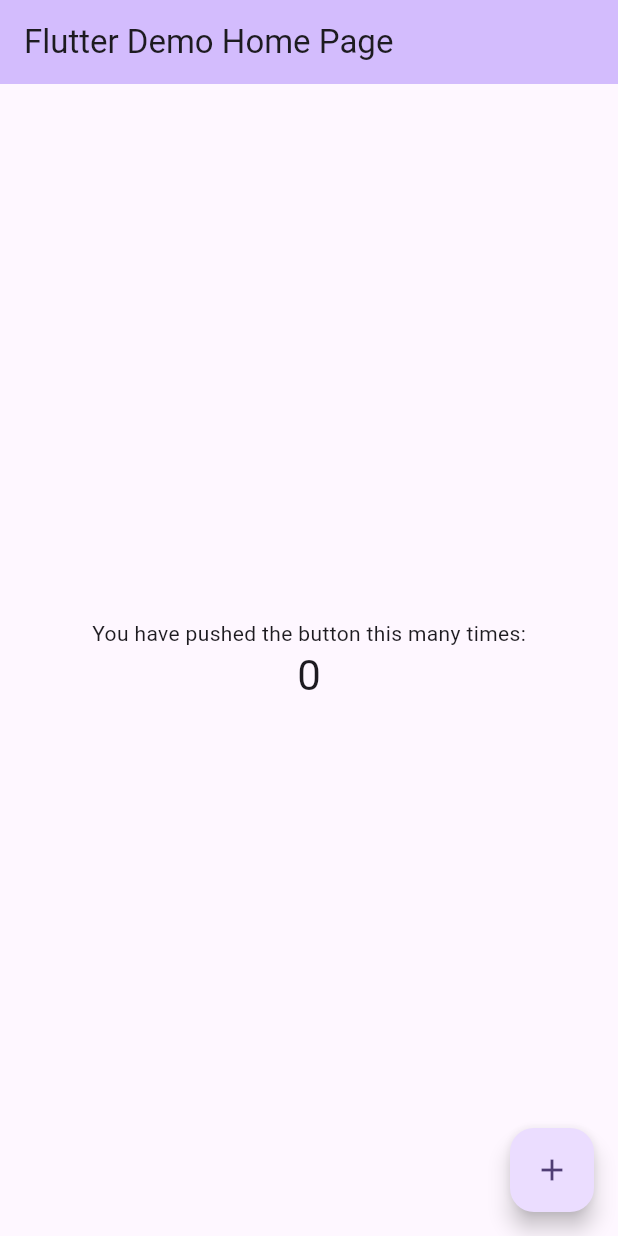
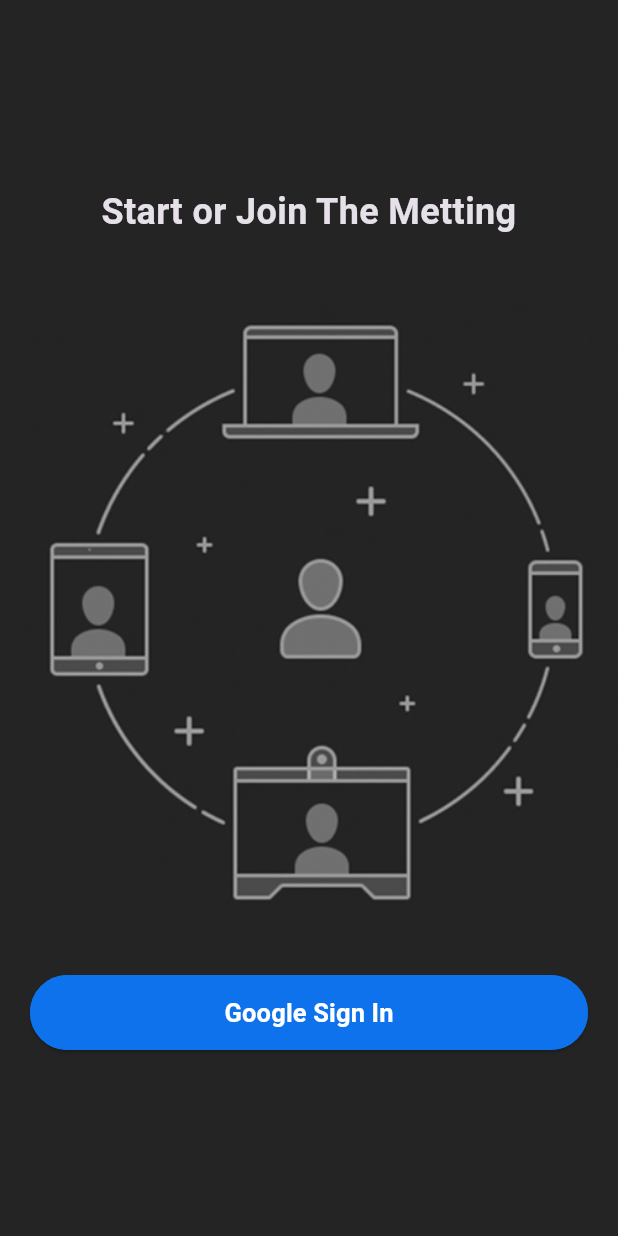
Before and after one commit to tejasthonge/Zoom-Clone-Flutter-Backend-Firebase, a Flutter app: the screen it shows after launch, on a phone screen of 412 x 824 dp. Run offline on Flutter 3.47's test engine with Material 3 defaults, Android fonts, the phone set to English and light mode, and no system bars; our stand-ins replace cloud_firestore, firebase_auth, firebase_core, google_sign_in; accounts and stored records are empty.

Commit message:
created setup of firebase for auth by using google signin and storing the profie data in database clode firestore also created mvc ar. and fibase set for both ios and android divice

```diff
--- a/zoom_clone/lib/main.dart
+++ b/zoom_clone/lib/main.dart
@@ -1,6 +1,15 @@
+import 'package:firebase_core/firebase_core.dart';
 import 'package:flutter/material.dart';
+import 'package:zoom_clone/firebase_options.dart';
+import 'package:zoom_clone/screen/home_screen.dart';
+import 'package:zoom_clone/screen/login_screen.dart';
+import 'package:zoom_clone/utils/constants/colors.dart';
 
-void main() {
+void main() async{
+  WidgetsFlutterBinding.ensureInitialized();
+  await Firebase.initializeApp(
+    options: DefaultFirebaseOptions.currentPlatform,
+  );
   runApp(const MyApp());
 }
 
@@ -11,115 +20,18 @@ class MyApp extends StatelessWidget {
   @override
   Widget build(BuildContext context) {
     return MaterialApp(
-      title: 'Flutter Demo',
-      theme: ThemeData(
-        // This is the theme of your application.
-        //
-        // TRY THIS: Try running your application with "flutter run". You'll see
-        // the application has a purple toolbar. Then, without quitting the app,
-        // try changing the seedColor in the colorScheme below to Colors.green
-        // and then invoke "hot reload" (save your changes or press the "hot
-        // reload" button in a Flutter-supported IDE, or press "r" if you used
-        // the command line to start the app).
-        //
-        // Notice that the counter didn't reset back to zero; the application
-        // state is not lost during the reload. To reset the state, use hot
-        // restart instead.
-        //
-        // This works for code too, not just values: Most code changes can be
-        // tested with just a hot reload.
-        colorScheme: ColorScheme.fromSeed(seedColor: Colors.deepPurple),
-        useMaterial3: true,
+      title: 'Zoom-clone',
+      debugShowCheckedModeBanner: false,
+      theme: ThemeData.dark().copyWith(
+        scaffoldBackgroundColor: backgroundColor
       ),
-      home: const MyHomePage(title: 'Flutter Demo Home Page'),
+      home:const LoginScreen(),
+
+      routes: {
+
+        '/login':(context) => const LoginScreen(),
+        '/home':(context) => const HomeScreen()
+      },
     );
   }
 }
-
-class MyHomePage extends StatefulWidget {
-  const MyHomePage({super.key, required this.title});
-
-  // This widget is the home page of your application. It is stateful, meaning
-  // that it has a State object (defined below) that contains fields that affect
-  // how it looks.
-
-  // This class is the configuration for the state. It holds the values (in this
-  // case the title) provided by the parent (in this case the App widget) and
-  // used by the build method of the State. Fields in a Widget subclass are
-  // always marked "final".
-
-  final String title;
-
-  @override
-  State<MyHomePage> createState() => _MyHomePageState();
-}
-
-class _MyHomePageState extends State<MyHomePage> {
-  int _counter = 0;
-
-  void _incrementCounter() {
-    setState(() {
-      // This call to setState tells the Flutter framework that something has
-      // changed in this State, which causes it to rerun the build method below
-      // so that the display can reflect the updated values. If we changed
-      // _counter without calling setState(), then the build method would not be
-      // called again, and so nothing would appear to happen.
-      _counter++;
-    });
-  }
-
-  @override
-  Widget build(BuildContext context) {
-    // This method is rerun every time setState is called, for instance as done
-    // by the _incrementCounter method above.
-    //
-    // The Flutter framework has been optimized to make rerunning build methods
-    // fast, so that you can just rebuild anything that needs updating rather
-    // than having to individually change instances of widgets.
-    return Scaffold(
-      appBar: AppBar(
-        // TRY THIS: Try changing the color here to a specific color (to
-        // Colors.amber, perhaps?) and trigger a hot reload to see the AppBar
-        // change color while the other colors stay the same.
-        backgroundColor: Theme.of(context).colorScheme.inversePrimary,
-        // Here we take the value from the MyHomePage object that was created by
-        // the App.build method, and use it to set our appbar title.
-        title: Text(widget.title),
-      ),
-      body: Center(
-        // Center is a layout widget. It takes a single child and positions it
-        // in the middle of the parent.
-        child: Column(
-          // Column is also a layout widget. It takes a list of children and
-          // arranges them vertically. By default, it sizes itself to fit its
-          // children horizontally, and tries to be as tall as its parent.
-          //
-          // Column has various properties to control how it sizes itself and
-          // how it positions its children. Here we use mainAxisAlignment to
-          // center the children vertically; the main axis here is the vertical
-          // axis because Columns are vertical (the cross axis would be
-          // horizontal).
-          //
-          // TRY THIS: Invoke "debug painting" (choose the "Toggle Debug Paint"
-          // action in the IDE, or press "p" in the console), to see the
-          // wireframe for each widget.
-          mainAxisAlignment: MainAxisAlignment.center,
-          children: <Widget>[
-            const Text(
-              'You have pushed the button this many times:',
-            ),
-            Text(
-              '$_counter',
-              style: Theme.of(context).textTheme.headlineMedium,
-            ),
-          ],
-        ),
-      ),
-      floatingActionButton: FloatingActionButton(
-        onPressed: _incrementCounter,
-        tooltip: 'Increment',
-        child: const Icon(Icons.add),
-      ), // This trailing comma makes auto-formatting nicer for build methods.
-    );
-  }
-}
--- /dev/null
+++ b/zoom_clone/lib/screen/login_screen.dart
@@ -0,0 +1,54 @@
+
+import 'package:flutter/material.dart';
+import 'package:zoom_clone/resources/auth_methods.dart';
+import 'package:zoom_clone/utils/constants/image.dart';
+import 'package:zoom_clone/widgets/custom_botton.dart';
+
+class LoginScreen extends StatefulWidget {
+  const LoginScreen({super.key});
+
+  @override
+  State<LoginScreen> createState() => _LoginScreenState();
+}
+
+class _LoginScreenState extends State<LoginScreen> {
+  final AuthMethods _authMethods = AuthMethods();
+  @override
+  Widget build(BuildContext context) {
+    return  Scaffold(
+
+      body: Column(
+        mainAxisAlignment: MainAxisAlignment.center,
+        crossAxisAlignment: CrossAxisAlignment.center,
+        children: [
+
+          const Text(
+            "Start or Join The Metting",
+            textAlign: TextAlign.center,
+            style: TextStyle(
+              fontSize: 24,
+              fontWeight: FontWeight.bold,
+            ),
+          ),
+          Padding(
+            padding: const EdgeInsets.symmetric(vertical: 40),
+            child: Image.asset(
+              onboarding
+            ),
+          ),
+
+          CustomBotton(title: "Google Sign In",
+            onPressed: ()async{
+            bool res =await  _authMethods.signInWithGoogle(context: context);
+            if (res){
+
+              Navigator.of(context).pushNamedAndRemoveUntil('/home', (route) => false);
+            }
+            },
+          )
+
+        ],
+      ),
+    );
+  }
+}
--- /dev/null
+++ b/zoom_clone/lib/utils/constants/colors.dart
@@ -0,0 +1,6 @@
+import 'package:flutter/material.dart';
+
+const backgroundColor = Color.fromRGBO(36, 36, 36, 1);
+const buttonColor = Color.fromRGBO(14, 114, 236, 1);
+const footerColor = Color.fromRGBO(26, 26, 26, 1);
+const secondaryBackgroundColor = Color.fromRGBO(46, 46, 46, 1);
--- /dev/null
+++ b/zoom_clone/lib/utils/constants/image.dart
@@ -0,0 +1,3 @@
+
+
+ String onboarding ="assets/images/onboarding.jpg";
--- /dev/null
+++ b/zoom_clone/lib/widgets/custom_botton.dart
@@ -0,0 +1,29 @@
+
+
+import 'package:flutter/material.dart';
+import 'package:zoom_clone/utils/constants/colors.dart';
+
+class CustomBotton extends StatelessWidget {
+  final String title;
+  final VoidCallback onPressed;
+
+
+  const CustomBotton({super.key, required this.title, required this.onPressed});
+
+
+
+  @override
+  Widget build(BuildContext context) {
+    return ElevatedButton(
+      style:ElevatedButton.styleFrom(
+        foregroundColor: Colors.white,
+        backgroundColor: buttonColor,
+        minimumSize: Size(MediaQuery.of(context).size.width-40 , 50),
+        shape: RoundedRectangleBorder(
+          side: const BorderSide(color: buttonColor),
+          borderRadius: BorderRadius.circular(30 ),
+        ),
+      ),
+      onPressed: onPressed, child: Text(title,style:const TextStyle(fontSize: 17,fontWeight: FontWeight.bold),));
+  }
+}
```
Also changed, not shown: zoom_clone/lib/resources/auth_methods.dart (added, +63 -0 lines), zoom_clone/lib/screen/home_screen.dart (added, +18 -0 lines), zoom_clone/lib/utils/utils.dart (added, +10 -0 lines), zoom_clone/pubspec.yaml (+7 -2 lines), zoom_clone/assets/images/onboarding.jpg (added), zoom_clone/firebase.json (added), zoom_clone/lib/firebase_options.dart (added), zoom_clone/pubspec.lock, 17 other files.
